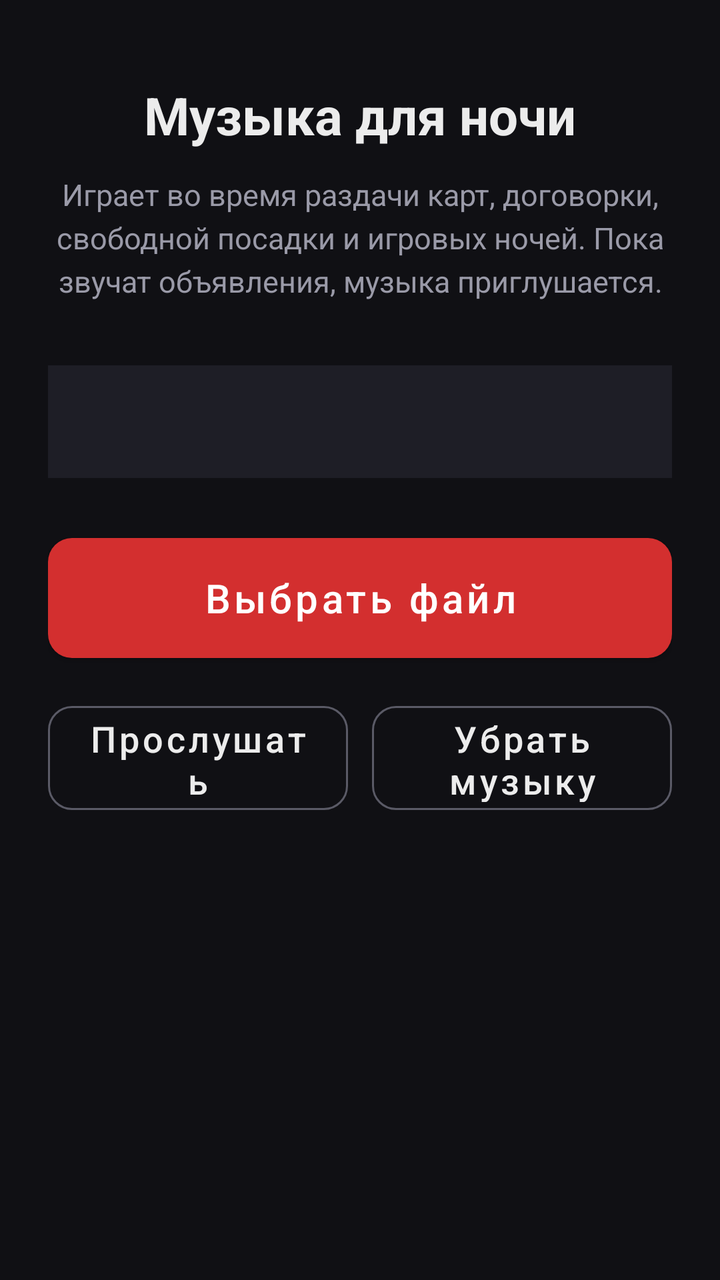
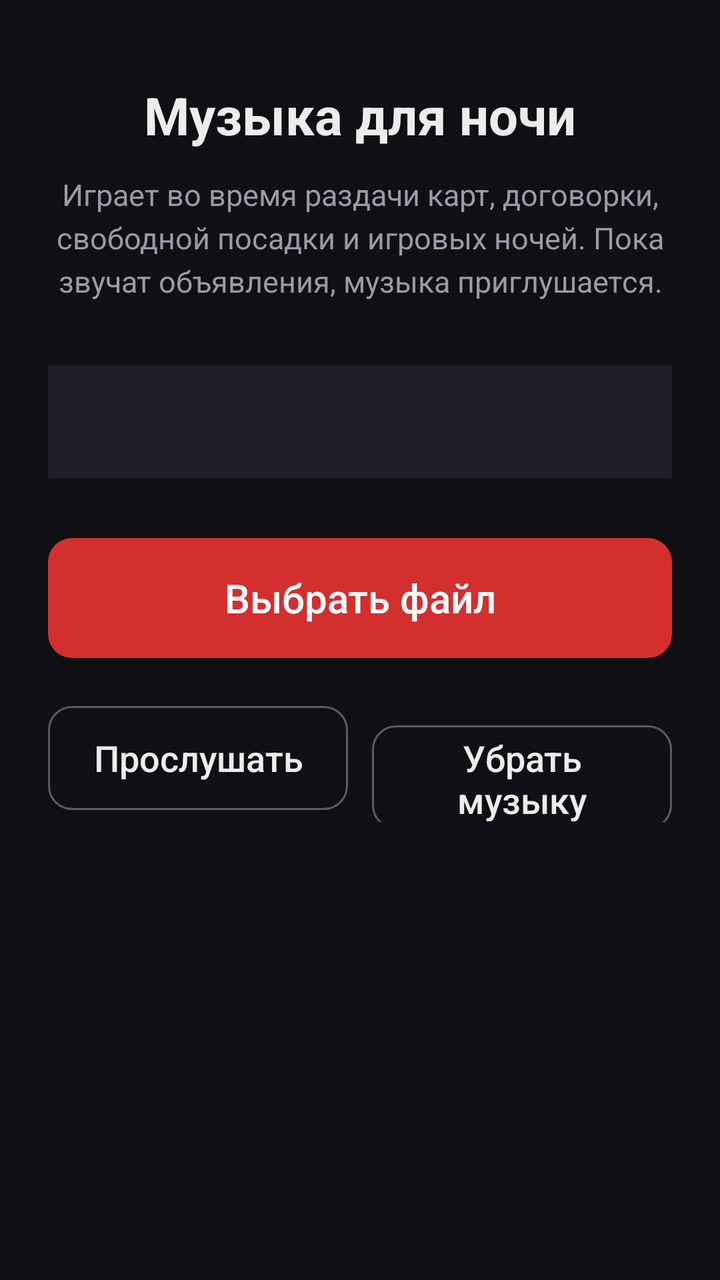

Screens rendered from an Android XML layout before and after an edit, with the pre-edit source and the edit as a unified diff.
<!-- AndroidManifest.xml: application theme Theme.Lobby1 -->
<!-- res/layout/activity_settings.xml -->
<?xml version="1.0" encoding="utf-8"?>
<LinearLayout xmlns:android="http://schemas.android.com/apk/res/android"
    style="@style/Screen"
    android:orientation="vertical"
    android:fitsSystemWindows="true"
    android:gravity="top">

    <TextView
        style="@style/Title"
        android:layout_marginTop="16dp"
        android:text="@string/settings_music_title" />

    <TextView
        style="@style/Body"
        android:layout_marginTop="12dp"
        android:text="@string/settings_music_hint"
        android:textSize="15sp" />

    <TextView
        android:id="@+id/musicName"
        style="@style/Body"
        android:layout_marginTop="32dp"
        android:background="@color/surface"
        android:padding="16dp"
        android:textColor="@color/text_primary" />

    <com.google.android.material.button.MaterialButton
        android:id="@+id/pick"
        style="@style/MainButton"
        android:layout_marginTop="24dp"
        android:text="@string/settings_pick" />

    <LinearLayout
        android:layout_width="match_parent"
        android:layout_height="wrap_content"
        android:layout_marginTop="12dp"
        android:orientation="horizontal">

        <com.google.android.material.button.MaterialButton
            android:id="@+id/preview"
            style="@style/SecondaryButton"
            android:layout_marginEnd="6dp"
            android:text="@string/settings_preview" />

        <com.google.android.material.button.MaterialButton
            android:id="@+id/clear"
            style="@style/SecondaryButton"
            android:layout_marginStart="6dp"
            android:text="@string/settings_clear" />
    </LinearLayout>
</LinearLayout>
<!-- resources referenced by this layout -->
<resources>
  <color name="surface">#FF1E1E26</color>
  <color name="text_primary">#FFECECEC</color>
  <string name="settings_clear">Убрать музыку</string>
  <string name="settings_music_hint">Играет во время раздачи карт, договорки, свободной посадки и игровых ночей. Пока звучат объявления, музыка приглушается.</string>
  <string name="settings_music_title">Музыка для ночи</string>
  <string name="settings_pick">Выбрать файл</string>
  <string name="settings_preview">Прослушать</string>
  <style name="Body">
          <item name="android:layout_width">match_parent</item>
          <item name="android:layout_height">wrap_content</item>
          <item name="android:gravity">center</item>
          <item name="android:textSize">18sp</item>
          <item name="android:textColor">@color/text_secondary</item>
          <item name="android:lineSpacingExtra">4dp</item>
      </style>
  <style name="MainButton" parent="Widget.MaterialComponents.Button">
          <item name="android:layout_width">match_parent</item>
          <item name="android:layout_height">72dp</item>
          <item name="android:textSize">20sp</item>
          <item name="android:textAllCaps">false</item>
          <item name="cornerRadius">12dp</item>
      </style>
  <style name="Screen">
          <item name="android:layout_width">match_parent</item>
          <item name="android:layout_height">match_parent</item>
          <item name="android:orientation">vertical</item>
          <item name="android:padding">24dp</item>
          <item name="android:gravity">center_horizontal</item>
      </style>
  <style name="SecondaryButton" parent="Widget.MaterialComponents.Button.OutlinedButton">
          <item name="android:layout_width">0dp</item>
          <item name="android:layout_height">64dp</item>
          <item name="android:layout_weight">1</item>
          <item name="android:textSize">18sp</item>
          <item name="android:textAllCaps">false</item>
          <item name="android:textColor">@color/text_primary</item>
          <item name="strokeColor">@color/card_border</item>
          <item name="cornerRadius">12dp</item>
      </style>
  <style name="Title">
          <item name="android:layout_width">match_parent</item>
          <item name="android:layout_height">wrap_content</item>
          <item name="android:gravity">center</item>
          <item name="android:textSize">26sp</item>
          <item name="android:textStyle">bold</item>
          <item name="android:textColor">@color/text_primary</item>
      </style>
  <style name="Theme.Lobby1" parent="Theme.MaterialComponents.NoActionBar">
          <item name="colorPrimary">@color/accent</item>
          <item name="colorPrimaryVariant">@color/accent_dark</item>
          <item name="colorOnPrimary">@color/white</item>
          <item name="colorSecondary">@color/accent</item>
          <item name="colorOnSecondary">@color/white</item>
          <item name="android:colorBackground">@color/bg</item>
          <item name="android:windowBackground">@color/bg</item>
          <item name="android:textColorPrimary">@color/text_primary</item>
          <item name="android:textColorSecondary">@color/text_secondary</item>
          <item name="android:statusBarColor">@color/bg</item>
          <item name="android:navigationBarColor">@color/bg</item>
      </style>
  <color name="text_secondary">#FF9A9AA8</color>
  <color name="card_border">#FF5A5A66</color>
  <color name="accent">#FFD32F2F</color>
  <color name="accent_dark">#FF9A0007</color>
  <color name="white">#FFFFFFFF</color>
  <color name="bg">#FF101014</color>
</resources>

<!-- the commit's change to res/layout/activity_settings.xml (unified diff, before → after) -->
@@ -1,8 +1,13 @@
 <?xml version="1.0" encoding="utf-8"?>
-<LinearLayout xmlns:android="http://schemas.android.com/apk/res/android"
+
+<FrameLayout xmlns:android="http://schemas.android.com/apk/res/android"
+    android:layout_width="match_parent"
+    android:layout_height="match_parent"
+    android:fitsSystemWindows="true">
+
+<LinearLayout
     style="@style/Screen"
     android:orientation="vertical"
-    android:fitsSystemWindows="true"
     android:gravity="top">
 
     <TextView
@@ -49,3 +54,4 @@
             android:text="@string/settings_clear" />
     </LinearLayout>
 </LinearLayout>
+</FrameLayout>
<!-- resource entries referenced after the edit -->
@@ -20,6 +20,7 @@
           <item name="android:layout_height">72dp</item>
           <item name="android:textSize">20sp</item>
           <item name="android:textAllCaps">false</item>
+          <item name="android:letterSpacing">0</item>
           <item name="cornerRadius">12dp</item>
       </style>
   <style name="Screen">
@@ -35,6 +36,7 @@
           <item name="android:layout_weight">1</item>
           <item name="android:textSize">18sp</item>
           <item name="android:textAllCaps">false</item>
+          <item name="android:letterSpacing">0</item>
           <item name="android:textColor">@color/text_primary</item>
           <item name="strokeColor">@color/card_border</item>
           <item name="cornerRadius">12dp</item>
